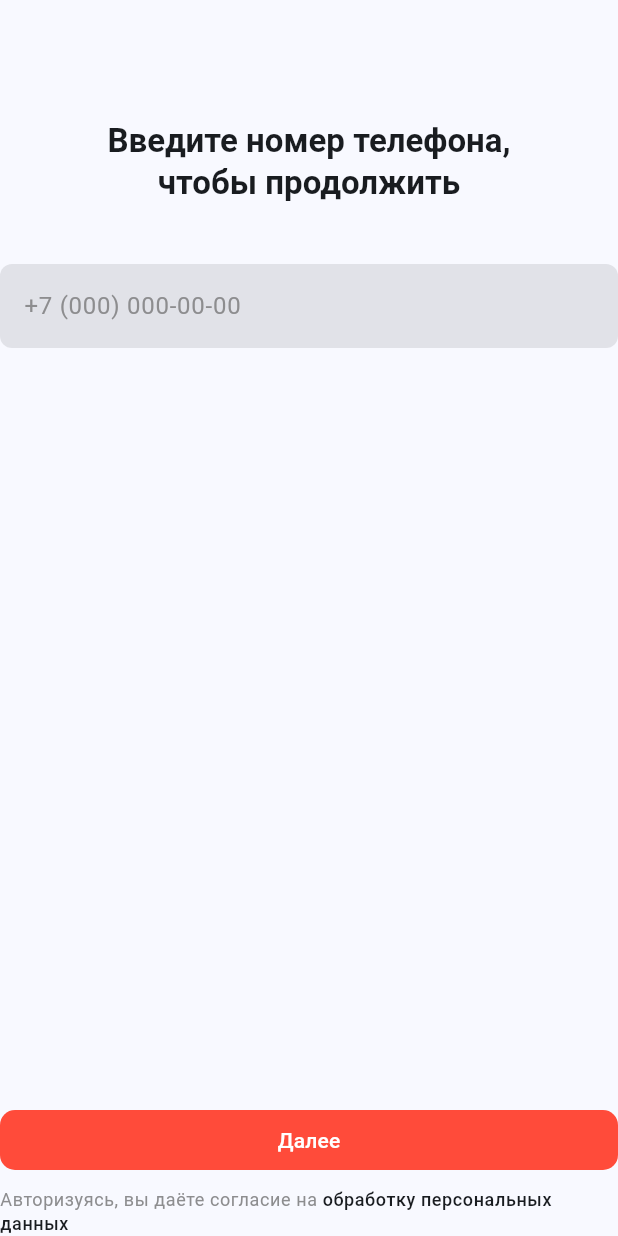
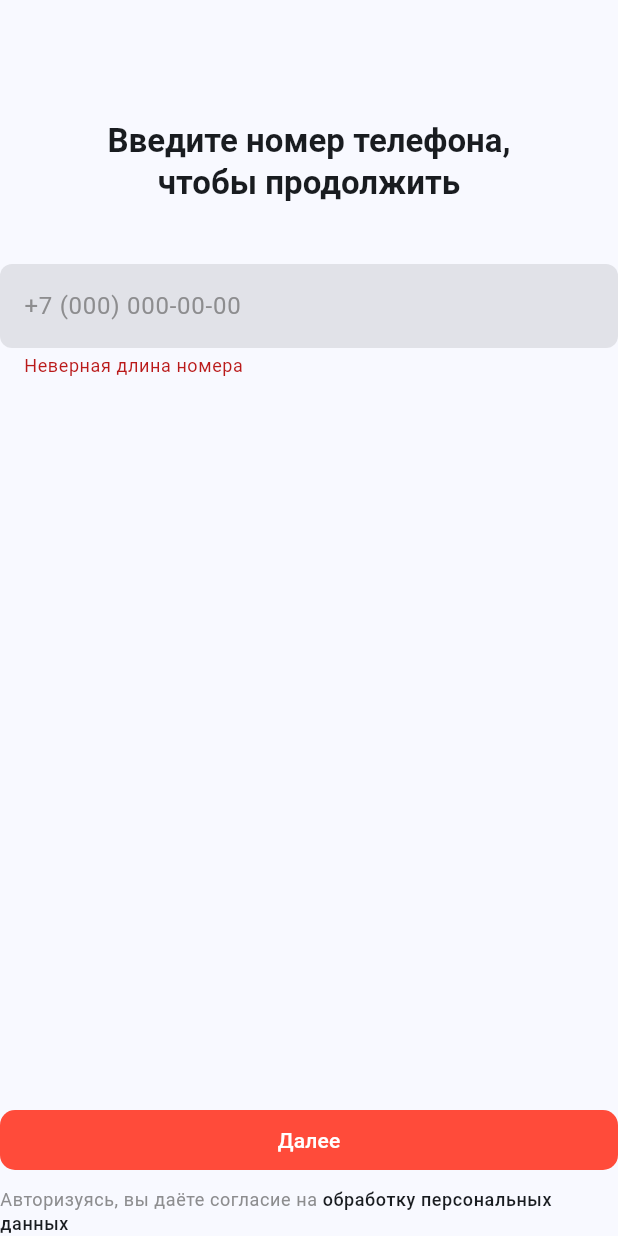
Before and after one commit to toastmanager/peak_it_2024_app, a Flutter app: the PhoneScreen widget shown alone on an empty page, opened directly with empty values, after a tap on "Далее", on a phone screen of 412 x 824 dp. Run offline on Flutter 3.47's test engine with Material 3 defaults, Android fonts, the light colour scheme and no system bars; our stand-ins replace auto_route, bloc, cached_network_image, dio, equatable, flutter_bloc and 11 more; missing offline and left inert: widgetbook, widgetbook_annotation; accounts and stored records are empty; generated files the repository leaves out were written again; network calls fail; Roboto replaces fonts that are missing (SFProRounded).

Commit message:
feat(auth): number length validation

```diff
--- a/lib/features/auth/domain/utils/auth_utils.dart
+++ b/lib/features/auth/domain/utils/auth_utils.dart
@@ -8,4 +8,8 @@ class AuthUtils {
   static String unformatPhone(String phone) {
     return '+${AuthUtils.phoneFormatter.unmaskText(phone)}';
   }
+
+  static bool isValidPhoneNumber(String? value) =>
+      RegExp(r'(^[\+]?[(]?[0-9]{3}[)]?[-\s\.]?[0-9]{3}[-\s\.]?[0-9]{4,6}$)')
+          .hasMatch(value ?? '');
 }
--- a/lib/features/auth/presentation/widgets/phone_screen.dart
+++ b/lib/features/auth/presentation/widgets/phone_screen.dart
@@ -7,7 +7,7 @@ import 'package:peak_it_2024_app/features/auth/domain/entities/request_code_enti
 import 'package:peak_it_2024_app/features/auth/domain/utils/auth_utils.dart';
 import 'package:url_launcher/url_launcher.dart';
 
-class PhoneScreen extends StatelessWidget {
+class PhoneScreen extends StatefulWidget {
   const PhoneScreen({
     super.key,
     required this.phoneController,
@@ -16,11 +16,20 @@ class PhoneScreen extends StatelessWidget {
   final TextEditingController phoneController;
 
   @override
+  State<PhoneScreen> createState() => _PhoneScreenState();
+}
+
+class _PhoneScreenState extends State<PhoneScreen> {
+  final _formKey = GlobalKey<FormState>();
+
+  @override
   Widget build(BuildContext context) {
     return BlocBuilder<AuthBloc, AuthState>(
       builder: (context, state) {
         final bloc = context.read<AuthBloc>();
-        return Column(
+        return Form(
+          key: _formKey,
+          child: Column(
               mainAxisAlignment: MainAxisAlignment.spaceBetween,
               children: [
                 const SizedBox(
@@ -40,10 +49,19 @@ class PhoneScreen extends StatelessWidget {
                 const SizedBox(
                   height: 40,
                 ),
-              TextField(
-                controller: phoneController,
+                TextFormField(
+                  controller: widget.phoneController,
                   keyboardType: TextInputType.phone,
                   inputFormatters: [AuthUtils.phoneFormatter],
+                  validator: (value) {
+                    if (AuthUtils.phoneFormatter
+                            .unmaskText(widget.phoneController.text)
+                            .length !=
+                        11) {
+                      return 'Неверная длина номера';
+                    }
+                    return null;
+                  },
                   decoration:
                       const InputDecoration(hintText: '+7 (000) 000-00-00'),
                 ),
@@ -51,11 +69,13 @@ class PhoneScreen extends StatelessWidget {
                 ExpandedHorizontally(
                     child: FilledButton(
                         onPressed: () {
+                          if (_formKey.currentState!.validate()) {
                             final phoneNumber =
-                            '+${AuthUtils.phoneFormatter.unmaskText(phoneController.text)}';
+                                '+${AuthUtils.phoneFormatter.unmaskText(widget.phoneController.text)}';
                             bloc.add(AuthRequestCode(
                                 entity: RequestCodeEntity(phone: phoneNumber)));
                             DefaultTabController.of(context).animateTo(1);
+                          }
                         },
                         child: const Text('Далее'))),
                 const SizedBox(
@@ -64,7 +84,8 @@ class PhoneScreen extends StatelessWidget {
                 RichText(
                   text: TextSpan(
                       style: Theme.of(context).textTheme.bodySmall?.copyWith(
-                        color: Theme.of(context).colorScheme.onSurfaceVariant),
+                          color:
+                              Theme.of(context).colorScheme.onSurfaceVariant),
                       children: [
                         const TextSpan(
                             text: 'Авторизуясь, вы даёте согласие на '),
@@ -75,11 +96,13 @@ class PhoneScreen extends StatelessWidget {
                                 color: Theme.of(context).colorScheme.onSurface),
                             recognizer: TapGestureRecognizer()
                               ..onTap = () async {
-                              await launchUrl(Uri.parse('https://example.com'));
+                                await launchUrl(
+                                    Uri.parse('https://example.com'));
                               })
                       ]),
                 )
-            ]);
+              ]),
+        );
       },
     );
   }
```
Lines whose indentation alone changed are shown as unchanged.
